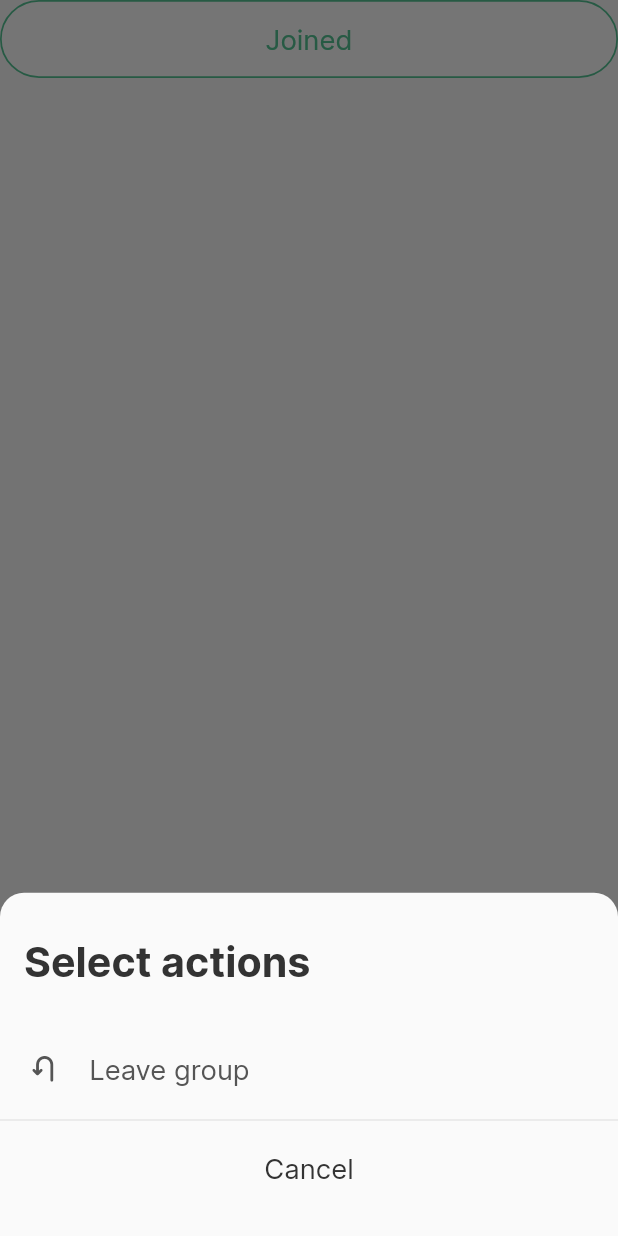
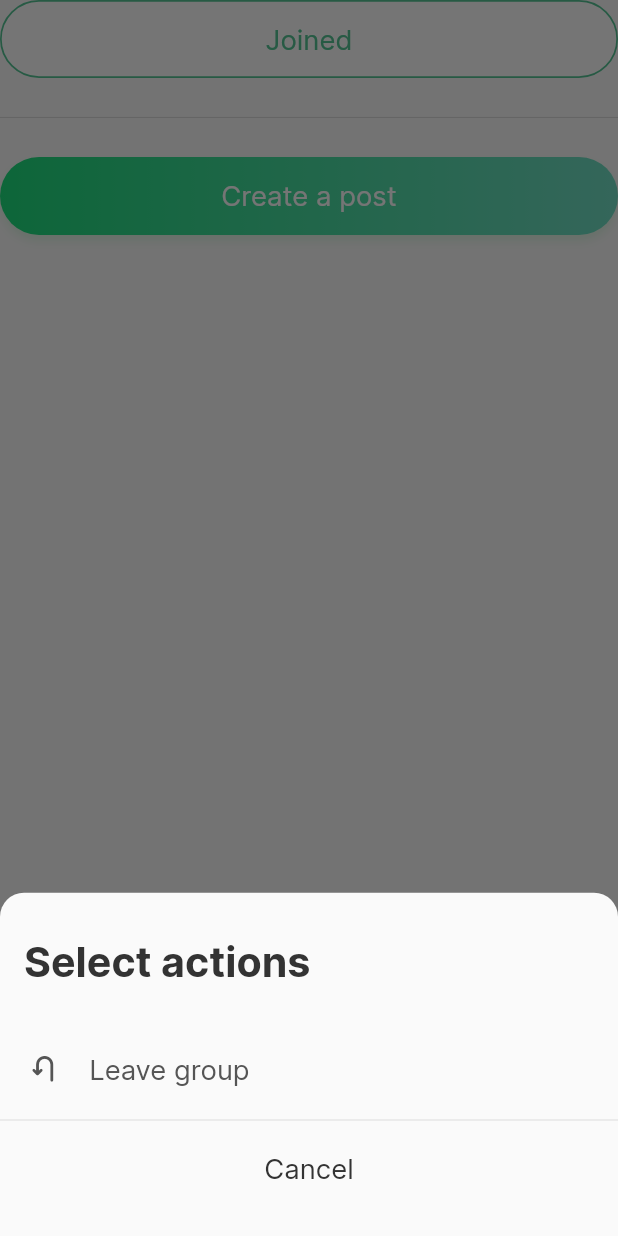
Before and after one commit to yccyennhi/book_net, a Flutter app: the StateFulButton widget shown alone on an empty page, opened directly, after a tap on "Joined", on a phone screen of 412 x 824 dp. Run offline on Flutter 3.47's test engine with Material 2 defaults, Android fonts, the phone set to English and light mode, and no system bars; our stand-ins replace animated_splash_screen, bloc, cached_network_image, carousel_slider, dio, equatable and 13 more; accounts and stored records are empty; network calls fail.

Commit message:
fix: guild detail

```diff
--- a/flutter-app/lib/views/home_screen/detail_guild_screen/widget/stf_button.dart
+++ b/flutter-app/lib/views/home_screen/detail_guild_screen/widget/stf_button.dart
@@ -1,8 +1,11 @@
 import 'package:book_net/configs/color_configs.dart';
+import 'package:book_net/configs/style_configs.dart';
 import 'package:book_net/configs/text_configs.dart';
 import 'package:book_net/views/base_widgets/button/icon_with_text_button.dart';
 import 'package:book_net/views/base_widgets/button/raised_gradient_button.dart';
+import 'package:book_net/views/base_widgets/dialog/confirm_dialog.dart';
 import 'package:book_net/views/base_widgets/modal_bottom_sheet/modal_bottom_sheet.dart';
+import 'package:book_net/views/home_screen/create_news_screen/create_news_screen.dart';
 import 'package:flutter/material.dart';
 import 'package:flutter_screenutil/flutter_screenutil.dart';
 
@@ -21,11 +24,17 @@ class _StateFulButtonState extends State<StateFulButton> {
   @override
   Widget build(BuildContext context) {
     // String type = 'Finished';
-    onPressLeaveButton(BuildContext context) {
+    setStateJoin() {
       setState(() {
         isJoined = !isJoined;
+      });
+    }
+
+    onPressLeaveButton(BuildContext context) {
       Navigator.of(context).pop();
-      });
+
+      showMyDialog(context, 'Leave group', '',
+          'Are you sure want to leave this group?', 'Leave', setStateJoin);
     }
 
     void onPressJoinedButton() {
@@ -55,7 +64,9 @@ class _StateFulButtonState extends State<StateFulButton> {
     }
 
     return isJoined
-        ? RaisedGradientButton(
+        ? Column(
+            children: [
+              RaisedGradientButton(
                   child: Text(
                     'Joined',
                     style: TextConfigs.medium16
@@ -70,7 +81,33 @@ class _StateFulButtonState extends State<StateFulButton> {
                   ),
                   onPressed: () {
                     onPressJoinedButton();
-            })
+                  }),
+              SizedBox(
+                height: AppStyles.defaultMarginVertical,
+              ),
+              const Divider(),
+              SizedBox(
+                height: AppStyles.defaultMarginVertical,
+              ),
+              RaisedGradientButton(
+                child: Text(
+                  'Create a post',
+                  style: TextConfigs.medium16
+                      .copyWith(color: AppColors.whiteColor),
+                ),
+                gradient: const LinearGradient(
+                  colors: <Color>[
+                    AppColors.green1Color,
+                    AppColors.green2Color,
+                  ],
+                ),
+                onPressed: () => _navigateToCreateNewsScreen(context),
+              ),
+              SizedBox(
+                height: AppStyles.defaultMarginVertical,
+              ),
+            ],
+          )
         : RaisedGradientButton(
             child: Text(
               'Join',
@@ -88,4 +125,8 @@ class _StateFulButtonState extends State<StateFulButton> {
               });
             });
   }
+
+  void _navigateToCreateNewsScreen(BuildContext context) {
+    Navigator.pushNamed(context, CreateNewsScreen.id);
   }
+}
```
Also changed, not shown: flutter-app/lib/views/base_widgets/dialog/confirm_dialog.dart (+7 -5 lines), flutter-app/lib/views/home_screen/detail_guild_screen/detail_guild_screen.dart (+0 -30 lines). Lines whose indentation alone changed are shown as unchanged.
